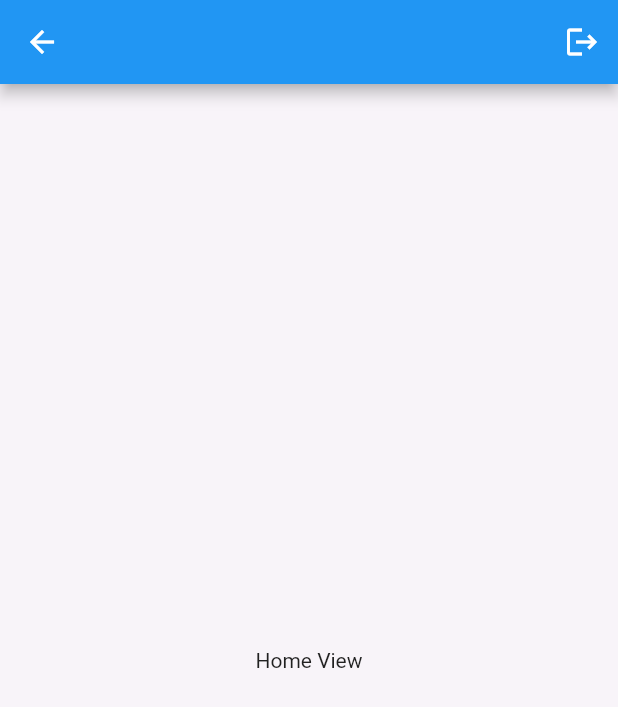
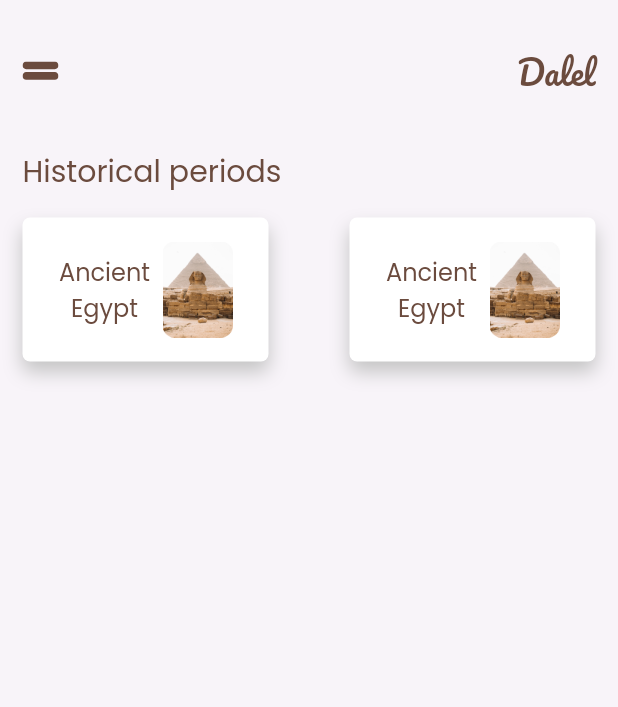
Before and after one commit to MohamedEssam-900009/dalel, a Flutter app: the HomeView screen opened directly, on a phone screen of 412 x 824 dp. Shown: the top 707 px of the screen. Run offline on Flutter 3.47's test engine with Material 2 defaults, Android fonts, the phone set to English and light mode, and no system bars; our stand-ins replace cloud_firestore, firebase_auth, firebase_core, flutter_bloc, flutter_svg, fluttertoast and 5 more; accounts and stored records are empty.

Commit message:
Home view UI part one

```diff
--- a/lib/core/utils/app_assets.dart
+++ b/lib/core/utils/app_assets.dart
@@ -4,6 +4,14 @@ class Assets {
   /// Assets for assetsImagesForgetPassword
   /// assets/images/forgetPassword.png
   static const String assetsImagesForgetPassword = "assets/images/forgetPassword.png";
+
+  /// Assets for assetsImagesFrame
+  /// assets/images/Frame.png
+  static const String assetsImagesFrame = "assets/images/Frame.png";
+
+  /// Assets for assetsImagesFrame2
+  /// assets/images/Frame2.png
+  static const String assetsImagesFrame2 = "assets/images/Frame2.png";
 
   /// Assets for assetsImagesHomeIcon
   /// assets/images/home-icon.svg
@@ -12,6 +20,10 @@ class Assets {
   /// Assets for assetsImagesHomeIconActive
   /// assets/images/home-icon-active.svg
   static const String assetsImagesHomeIconActive = "assets/images/home-icon-active.svg";
+
+  /// Assets for assetsImagesMenu
+  /// assets/images/menu.svg
+  static const String assetsImagesMenu = "assets/images/menu.svg";
 
   /// Assets for assetsImagesOnBoarding1
   /// assets/images/onBoarding1.png
--- a/lib/core/utils/app_strings.dart
+++ b/lib/core/utils/app_strings.dart
@@ -40,6 +40,7 @@ abstract class AppStrings {
       bazar = 'Bazar',
       historyBooks = 'History Books',
       historicalSouvenirs = 'Historical Souvenirs',
+      historicalPeriods = 'Historical periods',
       //!Cart
       myCart = 'My Cart',
       totalPayment = 'Total Payment',
--- a/lib/core/utils/app_text_styles.dart
+++ b/lib/core/utils/app_text_styles.dart
@@ -8,7 +8,7 @@ abstract class CustomTextStyle {
     color: AppColors.deepBrown,
     fontFamily: 'Pacifico',
   );
-   static final poppins600style28 = TextStyle(
+  static final poppins600style28 = TextStyle(
     fontSize: 28.0,
     fontWeight: FontWeight.w600,
     color: AppColors.black,
@@ -26,19 +26,25 @@ abstract class CustomTextStyle {
     color: Colors.black,
     fontFamily: 'Poppins',
   );
-   static final poppins500style18 = TextStyle(
+  static final poppins500style18 = TextStyle(
     fontSize: 18.0,
     fontWeight: FontWeight.w500,
     color: AppColors.grey,
     fontFamily: 'Poppins',
   );
-   static TextStyle poppins300style16 = const TextStyle(
+  static TextStyle poppins300style16 = const TextStyle(
     fontSize: 16.0,
     fontWeight: FontWeight.w300,
     color: Colors.black,
     fontFamily: 'Poppins',
   );
-   static TextStyle pacifico700style42 = const TextStyle(
+  static final TextStyle poppins400style20 =  TextStyle(
+    fontSize: 20.0,
+    fontWeight: FontWeight.w400,
+    color: AppColors.deepBrown,
+    fontFamily: 'Poppins',
+  );
+  static TextStyle pacifico700style42 = const TextStyle(
     fontSize: 42.0,
     fontWeight: FontWeight.bold,
     color: Colors.white,
--- /dev/null
+++ b/lib/core/widgets/custom_header_text.dart
@@ -0,0 +1,15 @@
+import 'package:dalel/core/utils/app_text_styles.dart';
+import 'package:flutter/material.dart';
+
+class CustomHeaderText extends StatelessWidget {
+  const CustomHeaderText({super.key, required this.text});
+
+  final String text;
+  @override
+  Widget build(BuildContext context) {
+    return Text(
+      text,
+      style: CustomTextStyle.poppins400style20,
+    );
+  }
+}
--- a/lib/features/home/views/home_view.dart
+++ b/lib/features/home/views/home_view.dart
@@ -1,27 +1,105 @@
-import 'package:dalel/core/functions/navigation.dart';
-import 'package:firebase_auth/firebase_auth.dart';
+import 'package:dalel/core/utils/app_assets.dart';
+import 'package:dalel/core/utils/app_colors.dart';
+import 'package:dalel/core/utils/app_strings.dart';
+import 'package:dalel/core/utils/app_text_styles.dart';
+import 'package:dalel/core/widgets/custom_header_text.dart';
 import 'package:flutter/material.dart';
+
+import '../widgets/home_app_bar_widget.dart';
 
 class HomeView extends StatelessWidget {
   const HomeView({super.key});
 
   @override
   Widget build(BuildContext context) {
-    return Scaffold(
-      appBar: AppBar(
-        actions: [
-          IconButton(
-            onPressed: () {
-              FirebaseAuth.instance.signOut();
-              customReplacementNavigate(context, '/signIn');
-            },
-            icon: const Icon(Icons.logout),
-          ),
-        ],
-      ),
-      body: const Center(
-        child: Text('Home View'),
+    return const Scaffold(
+      body: Padding(
+        padding: EdgeInsets.symmetric(horizontal: 15.0),
+        child: CustomScrollView(
+          physics: BouncingScrollPhysics(),
+          slivers: [
+            SliverToBoxAdapter(child: SizedBox(height: 28.0)),
+            SliverToBoxAdapter(child: CustomHomeViewAppBar()),
+            SliverToBoxAdapter(child: SizedBox(height: 32.0)),
+            SliverToBoxAdapter(
+                child: CustomHeaderText(text: AppStrings.historicalPeriods)),
+            SliverToBoxAdapter(child: SizedBox(height: 16.0)),
+            SliverToBoxAdapter(child: HistoricalPeriods()),
+          ],
+        ),
       ),
     );
   }
 }
+
+class HistoricalPeriods extends StatelessWidget {
+  const HistoricalPeriods({super.key});
+
+  @override
+  Widget build(BuildContext context) {
+    return const Row(
+      mainAxisAlignment: MainAxisAlignment.spaceBetween,
+      children: [
+        HistoricalPeriodItem(),
+        HistoricalPeriodItem(),
+      ],
+    );
+  }
+}
+
+class HistoricalPeriodItem extends StatelessWidget {
+  const HistoricalPeriodItem({super.key});
+
+  @override
+  Widget build(BuildContext context) {
+    return Container(
+      decoration: BoxDecoration(
+        color: Colors.white,
+        borderRadius: BorderRadius.circular(5.0),
+        boxShadow: [
+          BoxShadow(
+            color: AppColors.grey,
+            blurRadius: 10.0,
+            offset: const Offset(0, 7),
+          ),
+        ],
+      ),
+      width: 164,
+      height: 96,
+      child: Row(
+        mainAxisAlignment: MainAxisAlignment.spaceBetween,
+        children: [
+          const SizedBox(
+            width: 16.0,
+          ),
+          SizedBox(
+            height: 48.0,
+            width: 62.0,
+            child: Text(
+              'Ancient Egypt',
+              overflow: TextOverflow.ellipsis,
+              maxLines: 2,
+              textAlign: TextAlign.center,
+              style: CustomTextStyle.poppins500style18.copyWith(
+                fontSize: 16.0,
+                color: AppColors.deepBrown,
+              ),
+            ),
+          ),
+          Container(
+            height: 64.0,
+            width: 47.0,
+            decoration: const BoxDecoration(
+              image: DecorationImage(
+                image: AssetImage(Assets.assetsImagesFrame),
+              ),
+            ),
+          ),
+          const SizedBox(
+            width: 16.0,
+          ),
+        ],
+      ),
+    );
+  }
+}
--- /dev/null
+++ b/lib/features/home/widgets/home_app_bar_widget.dart
@@ -0,0 +1,24 @@
+import 'package:flutter/material.dart';
+import 'package:flutter_svg/svg.dart';
+
+import '../../../core/utils/app_assets.dart';
+import '../../../core/utils/app_strings.dart';
+import '../../../core/utils/app_text_styles.dart';
+
+class CustomHomeViewAppBar extends StatelessWidget {
+  const CustomHomeViewAppBar({super.key});
+
+  @override
+  Widget build(BuildContext context) {
+    return Row(
+      mainAxisAlignment: MainAxisAlignment.spaceBetween,
+      children: [
+        SvgPicture.asset(Assets.assetsImagesMenu),
+        Text(
+          AppStrings.appName,
+          style: CustomTextStyle.pacifico400style64.copyWith(fontSize: 22.0),
+        )
+      ],
+    );
+  }
+}
```
Also changed, not shown: assets/images/Frame.png (added), assets/images/Frame2.png (added), assets/images/menu.svg (added).
